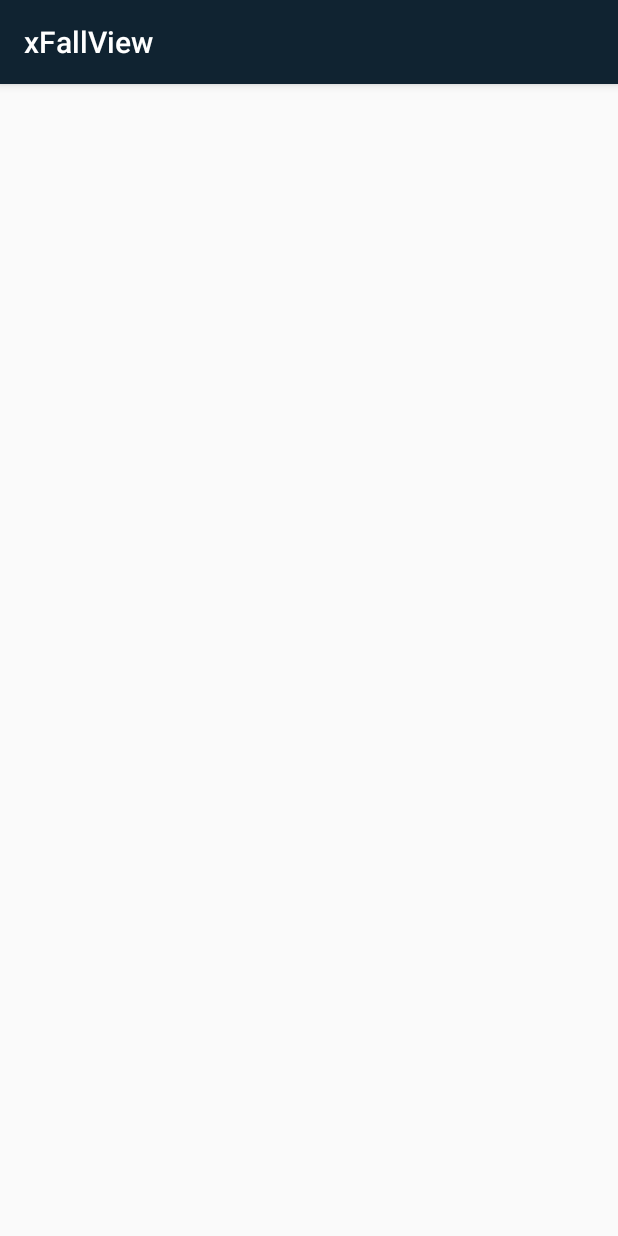
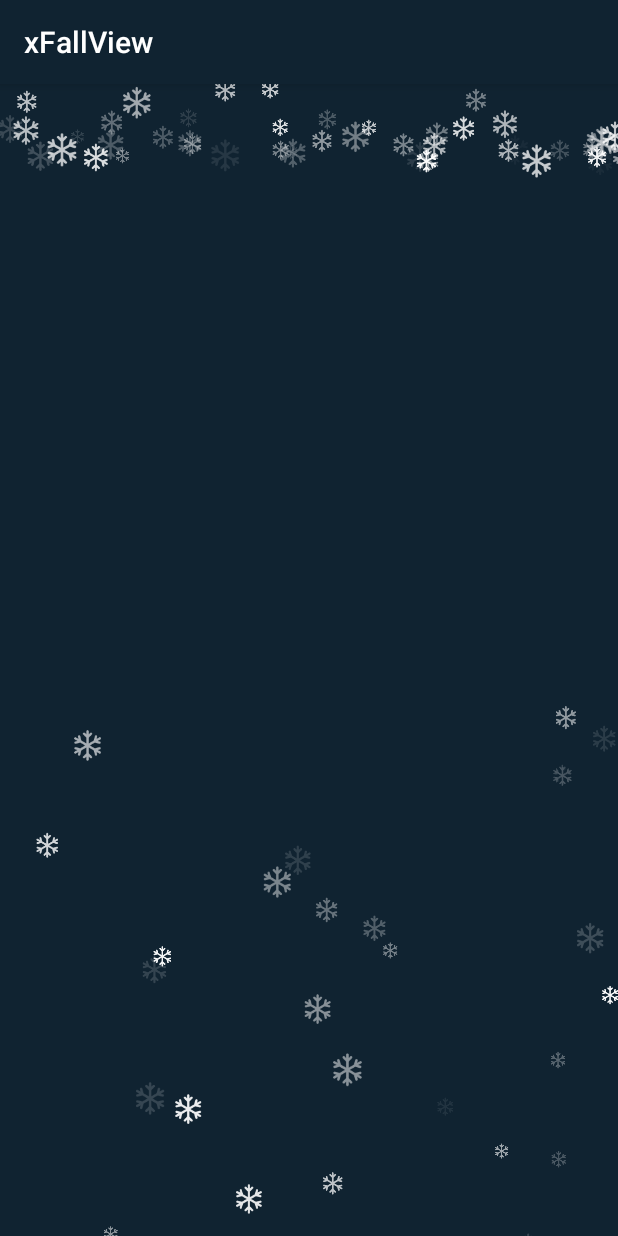
Before and after one commit to docentTSR/xFallView, an Android app: the screen it shows after launch (TestActivity), on a phone screen of 412 x 824 dp. Run offline under Robolectric (Android 15) with nearby library versions, the phone set to English and light mode, and no system bars.

Commit message:
activities - add test activity

```diff
--- a/app/src/main/java/com/docenttsr/views/xfallview/TestActivity.java
+++ b/app/src/main/java/com/docenttsr/views/xfallview/TestActivity.java
@@ -1,16 +1,59 @@
 package com.docenttsr.views.xfallview;
 
+import android.os.Bundle;
+import android.os.Handler;
 import android.support.v7.app.AppCompatActivity;
-import android.os.Bundle;
 
 
 public class TestActivity extends AppCompatActivity {
+
+    private static final int DELAY_BEFORE_ANIMATION = 500;
+
+    private Handler handler;
+
+    private XFallView xFallView;
 
     @Override
     protected void onCreate(Bundle savedInstanceState) {
         super.onCreate(savedInstanceState);
 
         setContentView(R.layout.activity_test);
+
+        initViews();
+
+        handler = new Handler();
+    }
+
+    @Override
+    protected void onStart() {
+        super.onStart();
+
+        handler.postDelayed(new Runnable() {
+            @Override
+            public void run() {
+                xFallView.startFall();
+
+                xFallView.animate()
+                        .setDuration(500)
+                        .alpha(1)
+                        .start();
+            }
+        }, DELAY_BEFORE_ANIMATION);
+    }
+
+    @Override
+    protected void onStop() {
+        xFallView.stopFall();
+
+        handler.removeCallbacksAndMessages(null);
+
+        super.onStop();
+    }
+
+    private void initViews() {
+        xFallView = findViewById(R.id.test_xfall_view);
+
+        xFallView.setAlpha(0.f);
     }
 
 }
--- a/app/src/main/res/layout/activity_test.xml
+++ b/app/src/main/res/layout/activity_test.xml
@@ -1,11 +1,53 @@
 <?xml version="1.0" encoding="utf-8"?>
-<android.support.constraint.ConstraintLayout
+<FrameLayout
     xmlns:android="http://schemas.android.com/apk/res/android"
     xmlns:app="http://schemas.android.com/apk/res-auto"
-    xmlns:tools="http://schemas.android.com/tools"
     android:layout_width="match_parent"
     android:layout_height="match_parent"
-    tools:context="com.docenttsr.views.xfallview.TestActivity"
+    android:background="@color/colorPrimary"
     >
 
-</android.support.constraint.ConstraintLayout>
+    <com.docenttsr.views.xfallview.XFallView
+        android:id="@+id/test_xfall_view"
+        android:layout_width="match_parent"
+        android:layout_height="match_parent"
+        app:maxViewsCount="@integer/snowflakes_maxViewCount"
+        app:minVelocity="@integer/snowflakes_minVelocity"
+        app:maxVelocity="@integer/snowflakes_maxVelocity"
+        app:minAlpha="@integer/snowflakes_minAlpha"
+        app:maxAlpha="@integer/snowflakes_maxAlpha"
+        app:minScale="@dimen/snowflakes_minScale"
+        app:maxScale="@dimen/snowflakes_maxScale"
+        app:wind="low"
+        app:src="@drawable/ic_snowflake"
+        />
+
+    <!--<com.docenttsr.views.xfallview.XFallView-->
+        <!--android:id="@+id/test_xfall_view"-->
+        <!--android:layout_width="match_parent"-->
+        <!--android:layout_height="match_parent"-->
+        <!--app:maxViewsCount="@integer/currencies_maxViewCount"-->
+        <!--app:minVelocity="@integer/currencies_minVelocity"-->
+        <!--app:maxVelocity="@integer/currencies_maxVelocity"-->
+        <!--app:minAlpha="@integer/currencies_minAlpha"-->
+        <!--app:maxAlpha="@integer/currencies_maxAlpha"-->
+        <!--app:minScale="@dimen/currencies_minScale"-->
+        <!--app:maxScale="@dimen/currencies_maxScale"-->
+        <!--app:src="@drawable/ic_dollar_green"-->
+        <!--/>-->
+
+    <!--<com.docenttsr.views.xfallview.XFallView-->
+        <!--android:id="@+id/test_xfall_view"-->
+        <!--android:layout_width="match_parent"-->
+        <!--android:layout_height="match_parent"-->
+        <!--app:maxViewsCount="@integer/hearts_maxViewCount"-->
+        <!--app:minVelocity="@integer/hearts_minVelocity"-->
+        <!--app:maxVelocity="@integer/hearts_maxVelocity"-->
+        <!--app:minAlpha="@integer/hearts_minAlpha"-->
+        <!--app:maxAlpha="@integer/hearts_maxAlpha"-->
+        <!--app:minScale="@dimen/hearts_minScale"-->
+        <!--app:maxScale="@dimen/hearts_maxScale"-->
+        <!--app:src="@drawable/ic_heart"-->
+        <!--/>-->
+
+</FrameLayout>
```
